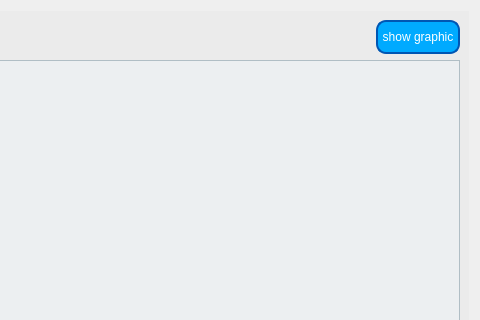
Festo-se/festo-edcon, file src/edcon/gui/ui/processdata_tab.ui: the form before one commit; both pictures show x 306 to 786 and y 0 to 320 of the 786 by 689 pixel window.
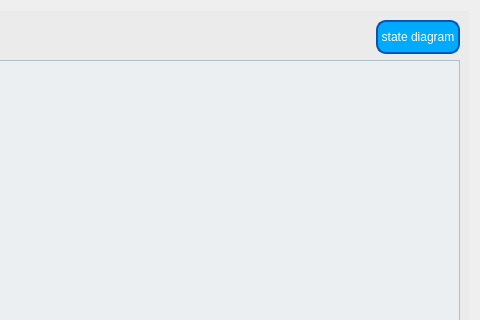
The form after the commit. Icons and pictures are not drawn.

Commit message: Improved state diagram spawning

What changed in the file:
```diff
--- a/src/edcon/gui/ui/processdata_tab.ui
+++ b/src/edcon/gui/ui/processdata_tab.ui
@@ -165,7 +165,7 @@
 }</string>
             </property>
             <property name="text">
-             <string>show graphic</string>
+             <string>state diagram</string>
             </property>
            </widget>
           </item>
```
The commit also changes 5 other files.
